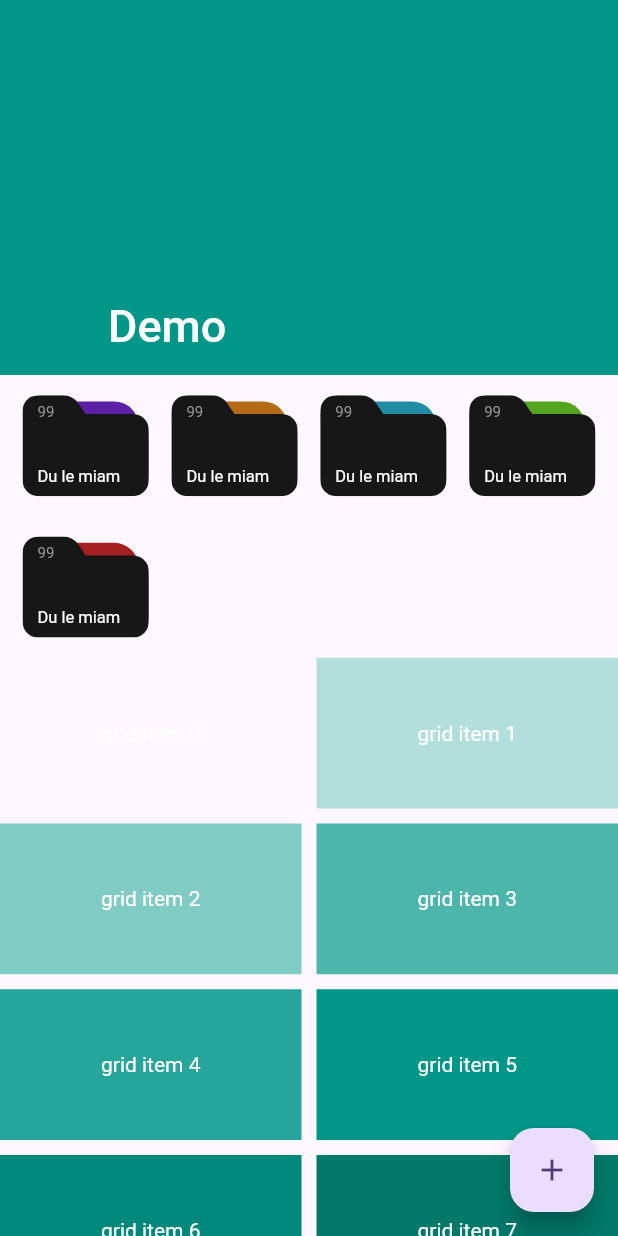
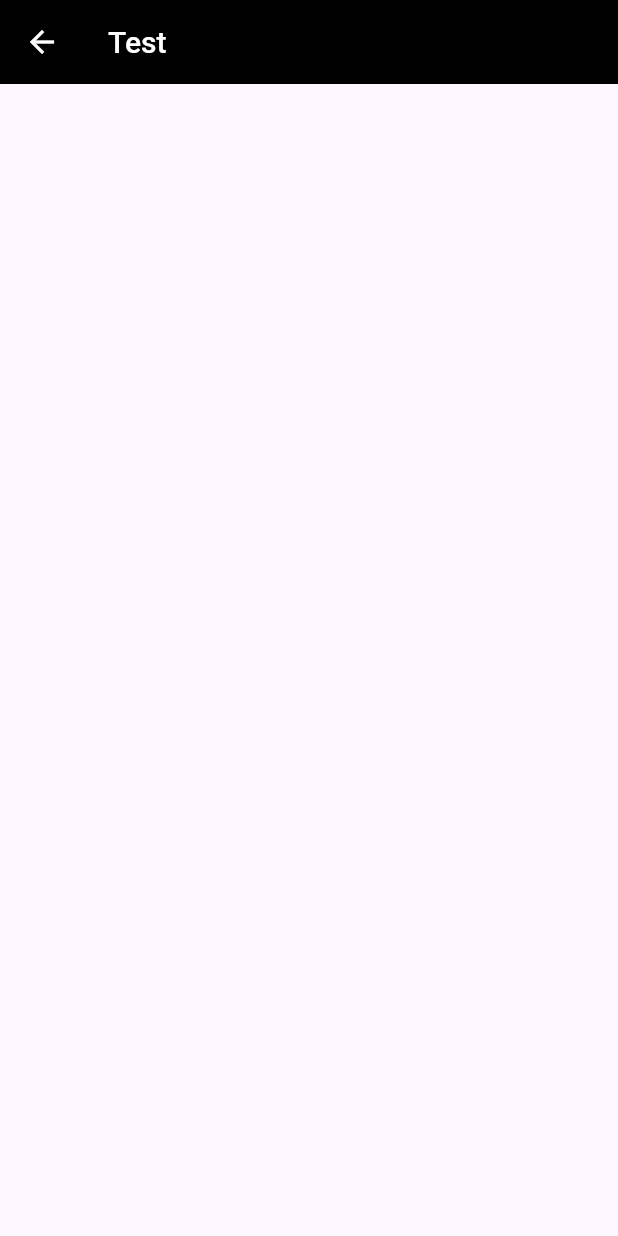
Before and after one commit to KillianFvt/Tadaaastic, a Flutter app: the screen it shows after launch, after a tap on the "add" icon, on a phone screen of 412 x 824 dp. Run offline on Flutter 3.47's test engine with Material 2 defaults, Android fonts, the phone set to English and light mode, and no system bars; our stand-ins replace flutter_colorpicker, flutter_svg, hive_flutter; accounts and stored records are empty.

```diff
--- a/lib/pages/main.dart
+++ b/lib/pages/main.dart
@@ -1,6 +1,7 @@
 import 'package:flutter/material.dart';
 import 'package:flutter_colorpicker/flutter_colorpicker.dart';
 import 'package:hive_flutter/hive_flutter.dart';
+import 'package:tadaaastic/pages/note_page.dart';
 import 'package:tadaaastic/widgets/folder_shortcut.dart';
 
 import '../hive_adapters/color_adapter.dart';
@@ -56,7 +57,14 @@ class _GeneralOverviewState extends State<GeneralOverview> {
   ];
 
   void newNote() {
-    // TODO implement new note function
+    Navigator.push(context, MaterialPageRoute(
+        builder:
+            (context) => const NotePage(
+              name: "Test",
+              noteId: 0,
+              parentId: 1,
+            )
+    ));
   }
 
   @override
@@ -86,11 +94,6 @@ class _GeneralOverviewState extends State<GeneralOverview> {
               ),
 
             ),
-
-            // maxCrossAxisExtent: 100.0,
-            // mainAxisSpacing: 0,
-            // crossAxisSpacing: 5.0,
-            // childAspectRatio: 1,
 
             SliverPadding(
                 padding: const EdgeInsets.symmetric(vertical: 0, horizontal: 10),
--- /dev/null
+++ b/lib/pages/note_page.dart
@@ -0,0 +1,31 @@
+import 'package:flutter/material.dart';
+
+class NotePage extends StatefulWidget {
+
+  final String name;
+  final int noteId;
+  final int parentId;
+
+  const NotePage({
+    super.key,
+    required this.name,
+    required this.noteId,
+    required this.parentId,
+  });
+
+  @override
+  State<NotePage> createState() => _NotePageState();
+}
+
+class _NotePageState extends State<NotePage> {
+  @override
+  Widget build(BuildContext context) {
+    return Scaffold(
+      appBar: AppBar(
+        backgroundColor: Colors.black,
+        foregroundColor: Colors.white,
+        title: Text(widget.name),
+      ),
+    );
+  }
+}
--- a/lib/widgets/folder_shortcut.dart
+++ b/lib/widgets/folder_shortcut.dart
@@ -66,6 +66,18 @@ class _FolderShortcutState extends State<FolderShortcut> with SingleTickerProvid
         restore();
       },
 
+      onTapDown: (tdd) {
+        shrink();
+      },
+
+      onTapCancel: () {
+        restore();
+      },
+
+      onLongPress: () {
+
+      },
+
       child: Transform.scale(
         scale: _scaleTransformValue,
 
--- a/lib/widgets/fractional_border_radius_container.dart
+++ b/lib/widgets/fractional_border_radius_container.dart
@@ -35,13 +35,4 @@ class _FractionalBorderRadiusContainerState extends State<FractionalBorderRadius
       child: widget.child,
     );
   }
-
-  @override
-  void initState() {
-    super.initState();
-    WidgetsBinding.instance
-        .addPostFrameCallback((_) => print(widget.borderRadiusFactor *
-              (widget.width ?? 1 * MediaQuery.of(context).size.width),)
-    );
-  }
 }
--- a/pubspec.yaml
+++ b/pubspec.yaml
@@ -38,6 +38,7 @@ dependencies:
   flutter_colorpicker: ^1.0.3
   hive_flutter: ^1.1.0
   flutter_svg: ^2.0.7
+  flutter_quill: ^7.4.9
 
 dev_dependencies:
   flutter_test:
```
Also changed, not shown: pubspec.lock, 2 other files.
